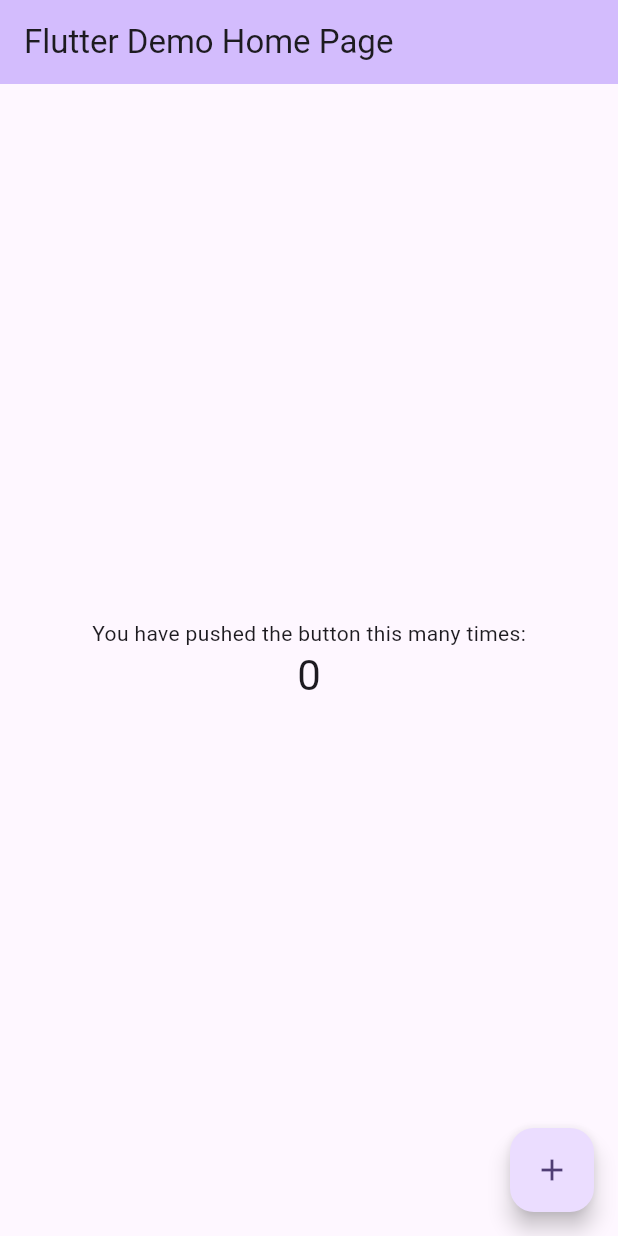
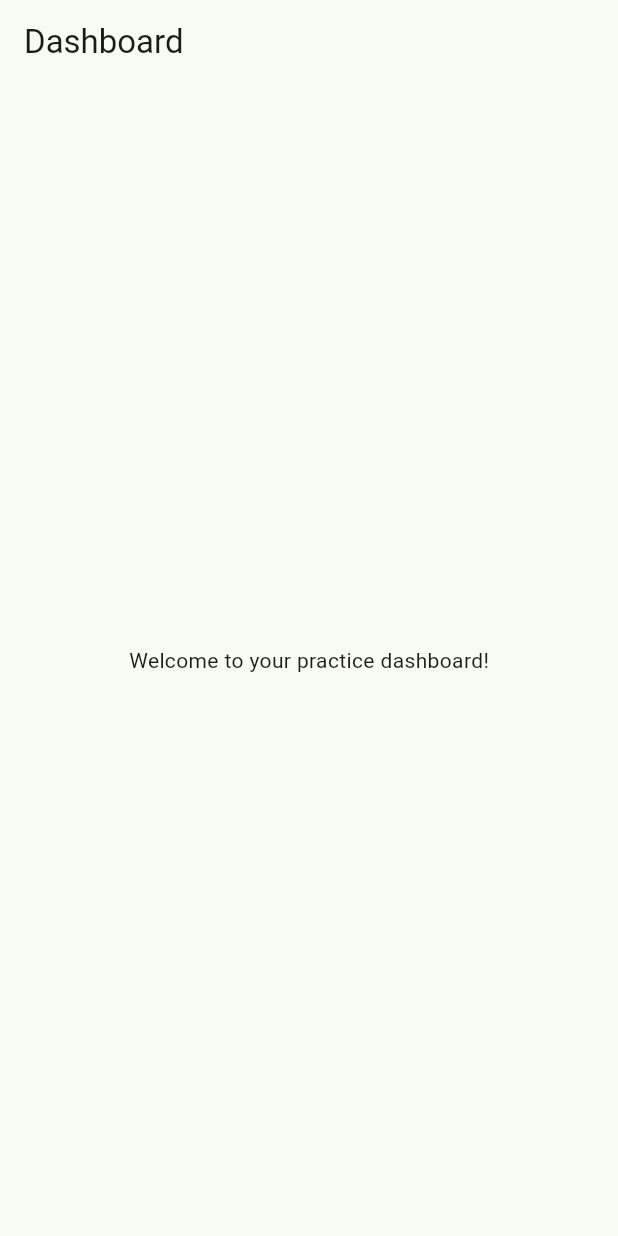
Before and after one commit to willnilsson/golf-practice, a Flutter app: the screen it shows after launch, on a phone screen of 412 x 824 dp. Run offline on Flutter 3.47's test engine with Material 3 defaults, Android fonts, the phone set to English and light mode, and no system bars; our stand-ins replace flutter_riverpod.

Commit message:
setup riverpod

```diff
--- a/lib/main.dart
+++ b/lib/main.dart
@@ -1,7 +1,8 @@
 import 'package:flutter/material.dart';
+import 'package:flutter_riverpod/flutter_riverpod.dart';
 
 void main() {
-  runApp(const MyApp());
+  runApp(const ProviderScope(child: MyApp()));
 }
 
 class MyApp extends StatelessWidget {
@@ -11,112 +12,24 @@ class MyApp extends StatelessWidget {
   @override
   Widget build(BuildContext context) {
     return MaterialApp(
-      title: 'Flutter Demo',
+      title: 'Golf Practice App',
       theme: ThemeData(
-        // This is the theme of your application.
-        //
-        // TRY THIS: Try running your application with "flutter run". You'll see
-        // the application has a purple toolbar. Then, without quitting the app,
-        // try changing the seedColor in the colorScheme below to Colors.green
-        // and then invoke "hot reload" (save your changes or press the "hot
-        // reload" button in a Flutter-supported IDE, or press "r" if you used
-        // the command line to start the app).
-        //
-        // Notice that the counter didn't reset back to zero; the application
-        // state is not lost during the reload. To reset the state, use hot
-        // restart instead.
-        //
-        // This works for code too, not just values: Most code changes can be
-        // tested with just a hot reload.
-        colorScheme: ColorScheme.fromSeed(seedColor: Colors.deepPurple),
+        colorScheme: ColorScheme.fromSeed(seedColor: Colors.green),
+        useMaterial3: true,
       ),
-      home: const MyHomePage(title: 'Flutter Demo Home Page'),
+      home: const DashboardScreen(),
     );
   }
 }
 
-class MyHomePage extends StatefulWidget {
-  const MyHomePage({super.key, required this.title});
-
-  // This widget is the home page of your application. It is stateful, meaning
-  // that it has a State object (defined below) that contains fields that affect
-  // how it looks.
-
-  // This class is the configuration for the state. It holds the values (in this
-  // case the title) provided by the parent (in this case the App widget) and
-  // used by the build method of the State. Fields in a Widget subclass are
-  // always marked "final".
-
-  final String title;
-
-  @override
-  State<MyHomePage> createState() => _MyHomePageState();
-}
-
-class _MyHomePageState extends State<MyHomePage> {
-  int _counter = 0;
-
-  void _incrementCounter() {
-    setState(() {
-      // This call to setState tells the Flutter framework that something has
-      // changed in this State, which causes it to rerun the build method below
-      // so that the display can reflect the updated values. If we changed
-      // _counter without calling setState(), then the build method would not be
-      // called again, and so nothing would appear to happen.
-      _counter++;
-    });
-  }
+class DashboardScreen extends StatelessWidget {
+  const DashboardScreen({super.key});
 
   @override
   Widget build(BuildContext context) {
-    // This method is rerun every time setState is called, for instance as done
-    // by the _incrementCounter method above.
-    //
-    // The Flutter framework has been optimized to make rerunning build methods
-    // fast, so that you can just rebuild anything that needs updating rather
-    // than having to individually change instances of widgets.
     return Scaffold(
-      appBar: AppBar(
-        // TRY THIS: Try changing the color here to a specific color (to
-        // Colors.amber, perhaps?) and trigger a hot reload to see the AppBar
-        // change color while the other colors stay the same.
-        backgroundColor: Theme.of(context).colorScheme.inversePrimary,
-        // Here we take the value from the MyHomePage object that was created by
-        // the App.build method, and use it to set our appbar title.
-        title: Text(widget.title),
-      ),
-      body: Center(
-        // Center is a layout widget. It takes a single child and positions it
-        // in the middle of the parent.
-        child: Column(
-          // Column is also a layout widget. It takes a list of children and
-          // arranges them vertically. By default, it sizes itself to fit its
-          // children horizontally, and tries to be as tall as its parent.
-          //
-          // Column has various properties to control how it sizes itself and
-          // how it positions its children. Here we use mainAxisAlignment to
-          // center the children vertically; the main axis here is the vertical
-          // axis because Columns are vertical (the cross axis would be
-          // horizontal).
-          //
-          // TRY THIS: Invoke "debug painting" (choose the "Toggle Debug Paint"
-          // action in the IDE, or press "p" in the console), to see the
-          // wireframe for each widget.
-          mainAxisAlignment: MainAxisAlignment.center,
-          children: <Widget>[
-            const Text('You have pushed the button this many times:'),
-            Text(
-              '$_counter',
-              style: Theme.of(context).textTheme.headlineMedium,
-            ),
-          ],
-        ),
-      ),
-      floatingActionButton: FloatingActionButton(
-        onPressed: _incrementCounter,
-        tooltip: 'Increment',
-        child: const Icon(Icons.add),
-      ), // This trailing comma makes auto-formatting nicer for build methods.
+      appBar: AppBar(title: const Text('Dashboard')),
+      body: const Center(child: Text('Welcome to your practice dashboard!')),
     );
   }
 }
--- a/pubspec.yaml
+++ b/pubspec.yaml
@@ -34,6 +34,7 @@ dependencies:
   # The following adds the Cupertino Icons font to your application.
   # Use with the CupertinoIcons class for iOS style icons.
   cupertino_icons: ^1.0.8
+  flutter_riverpod: ^3.0.1
 
 dev_dependencies:
   flutter_test:
```
Also changed, not shown: pubspec.lock, 1 other file.
